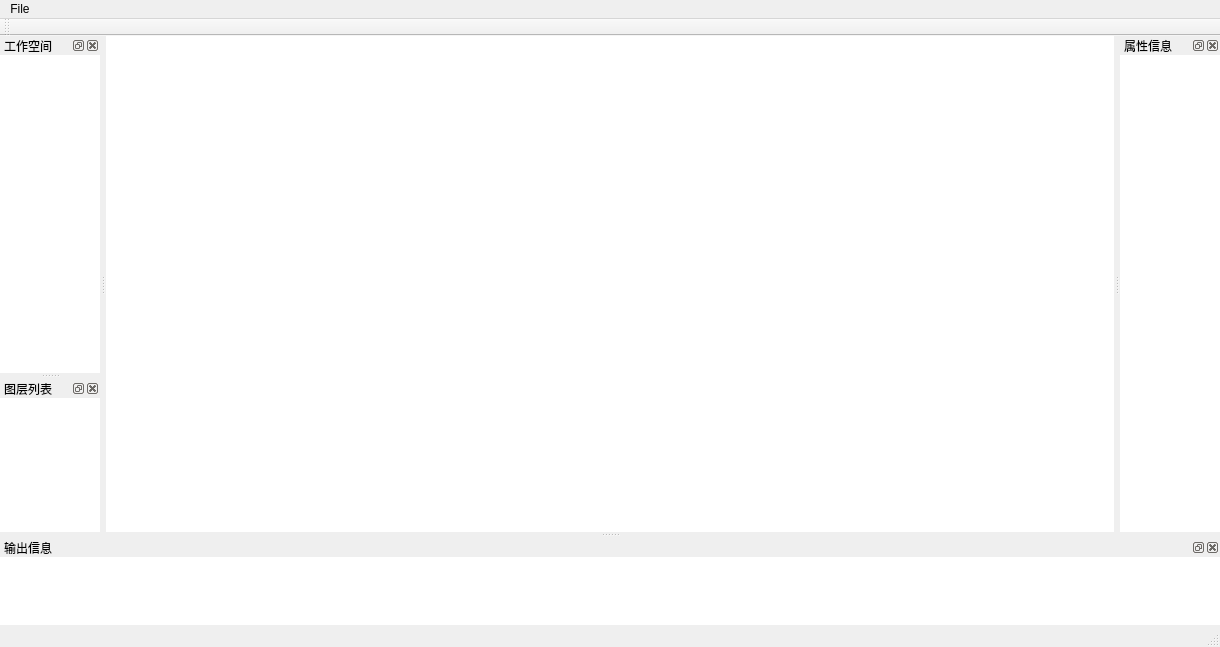
Qt form VSApps/QtApps/JunSuQt/MainWindow.ui (Jun0x01/JunSuCpp) before a commit.
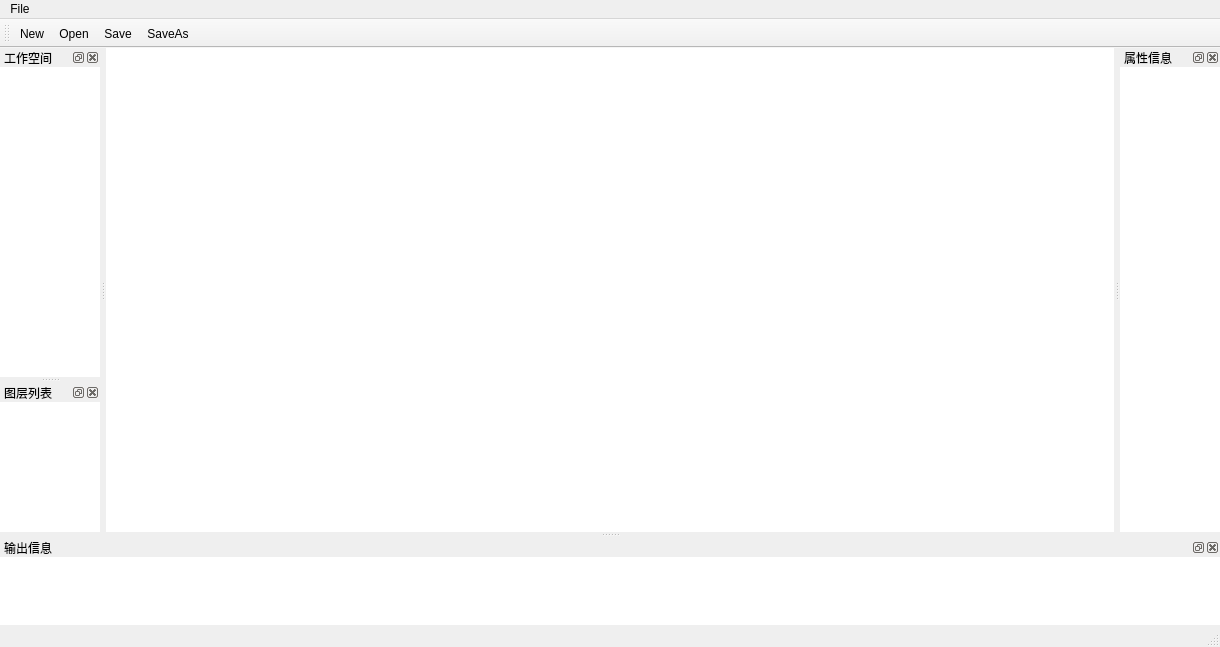
The same form after that commit. Icons and pictures are not drawn.

Commit message: ToolBar上增加文件相关的操作按钮，增加打开udb和sci文件

Patch:
```diff
--- a/VSApps/QtApps/JunSuQt/MainWindow.ui
+++ b/VSApps/QtApps/JunSuQt/MainWindow.ui
@@ -22,12 +22,22 @@
    <property name="windowTitle">
     <string>toolBar</string>
    </property>
+   <property name="iconSize">
+    <size>
+     <width>20</width>
+     <height>20</height>
+    </size>
+   </property>
    <attribute name="toolBarArea">
     <enum>TopToolBarArea</enum>
    </attribute>
    <attribute name="toolBarBreak">
     <bool>false</bool>
    </attribute>
+   <addaction name="toolActionNew"/>
+   <addaction name="toolActionOpen"/>
+   <addaction name="toolActionSave"/>
+   <addaction name="toolActionSaveAs"/>
   </widget>
   <widget class="QMenuBar" name="menubar">
    <property name="geometry">
@@ -173,6 +183,45 @@
   <action name="actionExit">
    <property name="text">
     <string>Exit</string>
+   </property>
+   <property name="toolTip">
+    <string>Exit the application</string>
+   </property>
+  </action>
+  <action name="toolActionNew">
+   <property name="icon">
+    <iconset resource="JunSuQt.qrc">
+     <normaloff>:/Images/Resources/File/New.png</normaloff>:/Images/Resources/File/New.png</iconset>
+   </property>
+   <property name="text">
+    <string>New</string>
+   </property>
+  </action>
+  <action name="toolActionOpen">
+   <property name="icon">
+    <iconset resource="JunSuQt.qrc">
+     <normaloff>:/Images/Resources/File/Open.png</normaloff>:/Images/Resources/File/Open.png</iconset>
+   </property>
+   <property name="text">
+    <string>Open</string>
+   </property>
+  </action>
+  <action name="toolActionSave">
+   <property name="icon">
+    <iconset resource="JunSuQt.qrc">
+     <normaloff>:/Images/Resources/File/Save.png</normaloff>:/Images/Resources/File/Save.png</iconset>
+   </property>
+   <property name="text">
+    <string>Save</string>
+   </property>
+  </action>
+  <action name="toolActionSaveAs">
+   <property name="icon">
+    <iconset resource="JunSuQt.qrc">
+     <normaloff>:/Images/Resources/File/SaveAs.png</normaloff>:/Images/Resources/File/SaveAs.png</iconset>
+   </property>
+   <property name="text">
+    <string>SaveAs</string>
    </property>
   </action>
  </widget>
```
Left out of the diff: 6 changed lines with no effect on the pictures. The commit also changes 4 other files.
